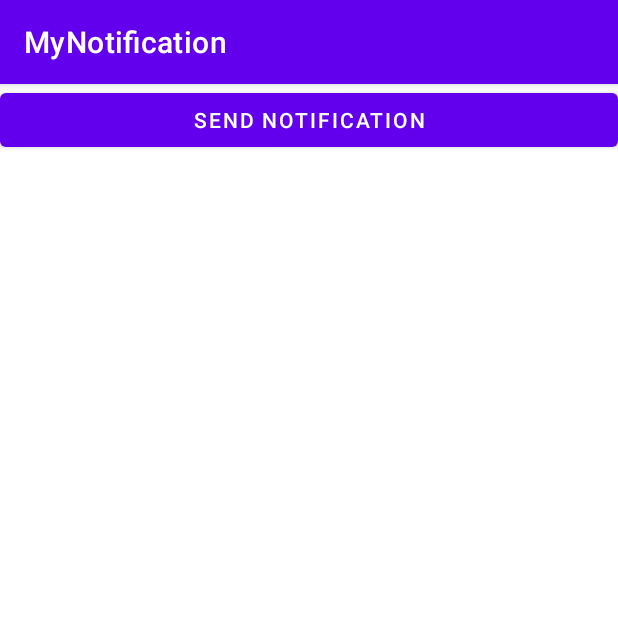
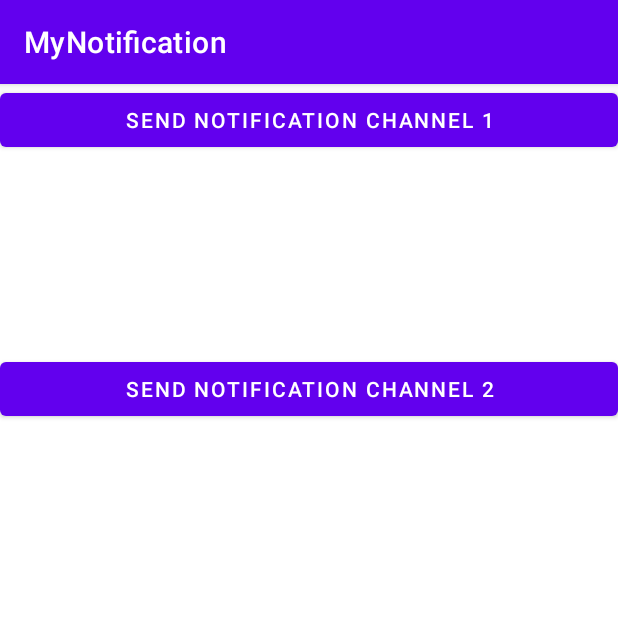
Before and after one commit to KhanhAnso/Push_Notification_Demo, an Android app: the screen it shows after launch (MainActivity), on a phone screen of 412 x 824 dp, the top half of it. Run offline under Robolectric (Android 15) with nearby library versions, the phone set to English and light mode, and no system bars.

Commit message:
quan ly nhieu channel notification trong app

```diff
--- a/app/src/main/java/com/kt/mynotification/MyApplication.java
+++ b/app/src/main/java/com/kt/mynotification/MyApplication.java
@@ -8,9 +8,12 @@ import android.os.Build;
 //Nơi tạo channel Id
 public class MyApplication extends Application {
     public static final String CHANNEL_ID = "CHANNEL_ID_1";
+    //thêm channel id 2
+    public static final String CHANNEL_ID_2 = "CHANNEL_ID_2";
     @Override
     public void onCreate() {
         super.onCreate();
+        //create notification channel
         createNotificationChannel();
     }
     //Tạo một cái notification channel
@@ -21,18 +24,25 @@ public class MyApplication extends Application {
         if (Build.VERSION.SDK_INT >= Build.VERSION_CODES.O) {
             CharSequence name = getString(R.string.channel_name);
             String description = getString(R.string.channel_description);
-
             int importance = NotificationManager.IMPORTANCE_DEFAULT;
-            //
             NotificationChannel channel = new NotificationChannel(CHANNEL_ID, name, importance);
             //set Description
             channel.setDescription(description);
-            // Register the channel with the system; you can't change the importance
-            // or other notification behaviors after this
+
+            //config channel 2
+            CharSequence name_2 = getString(R.string.channel_name_2);
+            String description_2 = getString(R.string.channel_description_2);
+            int importance_2 = NotificationManager.IMPORTANCE_DEFAULT;
+            NotificationChannel channel_2 = new NotificationChannel(CHANNEL_ID_2, name_2, importance_2);
+            channel_2.setDescription(description_2);
+
+            //
             NotificationManager notificationManager = getSystemService(NotificationManager.class);
             if (notificationManager != null){
                 //create notification channel truyền vào channel
                 notificationManager.createNotificationChannel(channel);
+                //Thêm channel 2
+                notificationManager.createNotificationChannel(channel_2);
             }
         }
     }
--- a/app/src/main/res/layout/activity_main.xml
+++ b/app/src/main/res/layout/activity_main.xml
@@ -10,9 +10,20 @@
         android:id="@+id/btn_send_notification"
         android:layout_width="0dp"
         android:layout_height="wrap_content"
-        android:text="Send notification"
+        android:text="Send notification channel 1"
         app:layout_constraintEnd_toEndOf="parent"
         app:layout_constraintStart_toStartOf="parent"
         app:layout_constraintTop_toTopOf="parent"></Button>
 
+    <Button
+        android:id="@+id/btn_send_notification_2"
+        android:layout_width="0dp"
+        android:layout_height="wrap_content"
+        android:layout_marginTop="131dp"
+        android:text="Send notification channel 2"
+        app:layout_constraintEnd_toEndOf="parent"
+        app:layout_constraintHorizontal_bias="1.0"
+        app:layout_constraintStart_toStartOf="parent"
+        app:layout_constraintTop_toBottomOf="@+id/btn_send_notification" />
+
 </androidx.constraintlayout.widget.ConstraintLayout>
--- a/app/src/main/res/values/strings.xml
+++ b/app/src/main/res/values/strings.xml
@@ -2,4 +2,8 @@
     <string name="app_name">MyNotification</string>
     <string name="channel_name">channel_name</string>
     <string name="channel_description">channel_description_1</string>
+
+    <string name="channel_name_2">channel_name_2</string>
+    <string name="channel_description_2">channel_description_2</string>
+
 </resources>
```
Also changed, not shown: app/src/main/java/com/kt/mynotification/MainActivity.java (+25 -6 lines).
